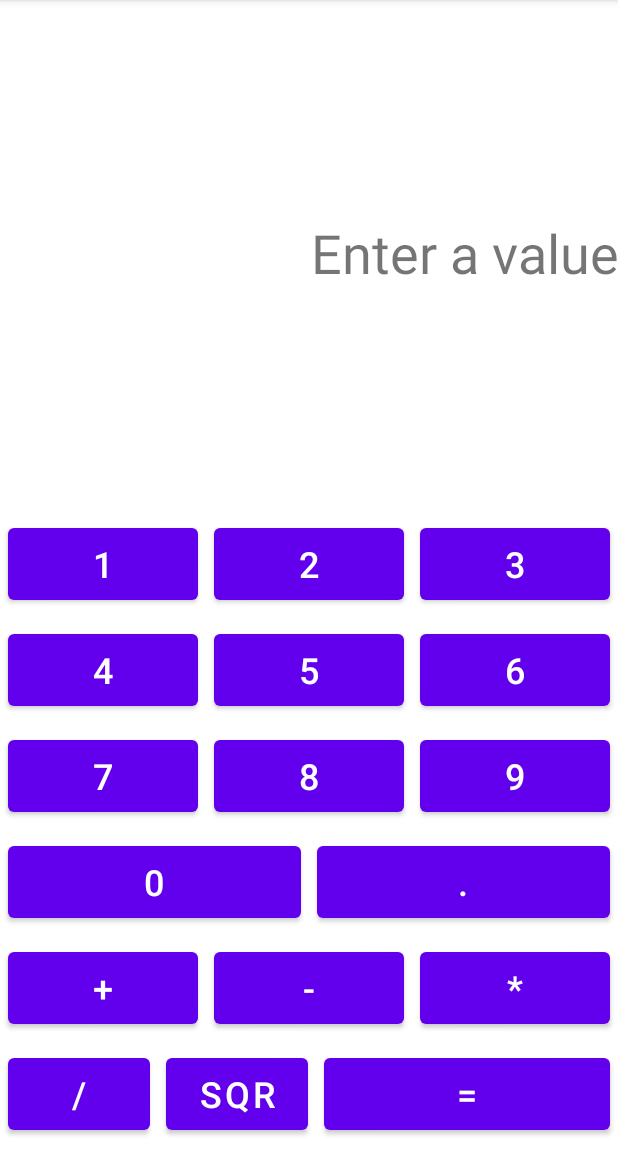
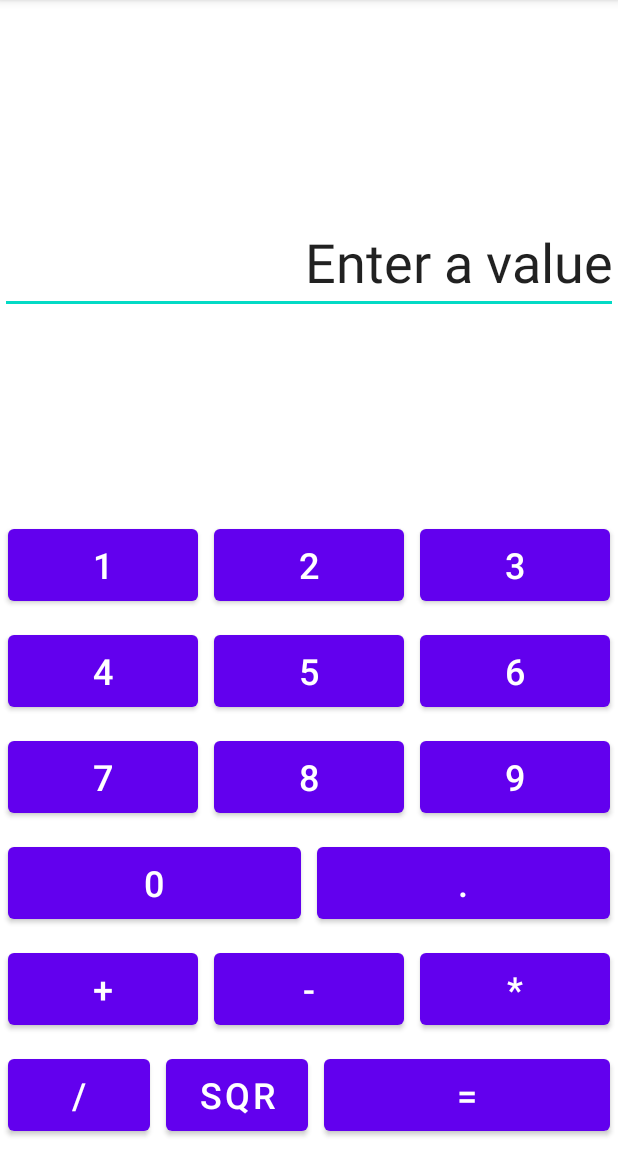
Before and after one commit to lzivan/AndroidCalculator, an Android app: the screen it shows after launch (MainActivity), on a phone screen of 412 x 824 dp, the part 84-1236 px from its top. Run offline under Robolectric (Android 15) with nearby library versions, the phone set to English and light mode, and no system bars.

Commit message:
added buttons' functionality

```diff
--- a/app/src/main/res/layout/activity_main.xml
+++ b/app/src/main/res/layout/activity_main.xml
@@ -6,7 +6,7 @@
     android:layout_height="match_parent"
     tools:context=".MainActivity">
 
-    <TextView
+    <EditText
         android:id="@+id/textView"
         android:layout_width="0dp"
         android:layout_height="wrap_content"
@@ -38,31 +38,34 @@
                 android:id="@+id/btnone"
                 android:layout_width="0dp"
                 android:layout_height="60dp"
+                android:layout_margin="5dp"
                 android:layout_weight="1"
-                android:layout_margin="5dp"
-                android:textSize="24sp"
+                android:onClick="oneBtn"
 
-                android:text="@string/one" />
+                android:text="@string/one"
+                android:textSize="24sp" />
 
             <Button
                 android:id="@+id/btntwo"
                 android:layout_width="0dp"
                 android:layout_height="60dp"
+                android:layout_margin="5dp"
                 android:layout_weight="1"
-                android:layout_margin="5dp"
-                android:textSize="24sp"
+                android:onClick="twoBtn"
 
-                android:text="@string/two" />
+                android:text="@string/two"
+                android:textSize="24sp" />
 
             <Button
                 android:id="@+id/btnthree"
                 android:layout_width="0dp"
                 android:layout_height="60dp"
+                android:layout_margin="5dp"
                 android:layout_weight="1"
-                android:layout_margin="5dp"
-                android:textSize="24sp"
+                android:onClick="threeBtn"
 
-                android:text="@string/three" />
+                android:text="@string/three"
+                android:textSize="24sp" />
         </TableRow>
 
         <TableRow
@@ -73,31 +76,34 @@
                 android:id="@+id/btnfour"
                 android:layout_width="0dp"
                 android:layout_height="60dp"
+                android:layout_margin="5dp"
                 android:layout_weight="1"
-                android:layout_margin="5dp"
-                android:textSize="24sp"
+                android:onClick="fourBtn"
 
-                android:text="@string/four" />
+                android:text="@string/four"
+                android:textSize="24sp" />
 
             <Button
                 android:id="@+id/btnfive"
                 android:layout_width="0dp"
                 android:layout_height="60dp"
+                android:layout_margin="5dp"
                 android:layout_weight="1"
-                android:layout_margin="5dp"
-                android:textSize="24sp"
+                android:onClick="fiveBtn"
 
-                android:text="@string/five" />
+                android:text="@string/five"
+                android:textSize="24sp" />
 
             <Button
                 android:id="@+id/btnsix"
                 android:layout_width="0dp"
                 android:layout_height="60dp"
+                android:layout_margin="5dp"
                 android:layout_weight="1"
-                android:layout_margin="5dp"
-                android:textSize="24sp"
+                android:onClick="sixBtn"
 
-                android:text="@string/six" />
+                android:text="@string/six"
+                android:textSize="24sp" />
         </TableRow>
 
         <TableRow
@@ -108,31 +114,34 @@
                 android:id="@+id/btnseven"
                 android:layout_width="0dp"
                 android:layout_height="60dp"
+                android:layout_margin="5dp"
                 android:layout_weight="1"
-                android:layout_margin="5dp"
-                android:textSize="24sp"
+                android:onClick="sevenBtn"
 
-                android:text="@string/seven" />
+                android:text="@string/seven"
+                android:textSize="24sp" />
 
             <Button
                 android:id="@+id/btneight"
                 android:layout_width="0dp"
                 android:layout_height="60dp"
+                android:layout_margin="5dp"
                 android:layout_weight="1"
-                android:layout_margin="5dp"
-                android:textSize="24sp"
+                android:onClick="eightBtn"
 
-                android:text="@string/eight" />
+                android:text="@string/eight"
+                android:textSize="24sp" />
 
             <Button
                 android:id="@+id/btnnine"
                 android:layout_width="0dp"
                 android:layout_height="60dp"
+                android:layout_margin="5dp"
                 android:layout_weight="1"
-                android:layout_margin="5dp"
-                android:textSize="24sp"
+                android:onClick="nineBtn"
 
-                android:text="@string/nine" />
+                android:text="@string/nine"
+                android:textSize="24sp" />
         </TableRow>
 
         <TableRow
@@ -143,21 +152,23 @@
                 android:id="@+id/btnzero"
                 android:layout_width="0dp"
                 android:layout_height="60dp"
+                android:layout_margin="5dp"
                 android:layout_weight="1"
-                android:layout_margin="5dp"
-                android:textSize="24sp"
+                android:onClick="zeroBtn"
 
-                android:text="@string/zero" />
+                android:text="@string/zero"
+                android:textSize="24sp" />
 
             <Button
                 android:id="@+id/btnPoint"
                 android:layout_width="0dp"
                 android:layout_height="60dp"
+                android:layout_margin="5dp"
                 android:layout_weight="1"
-                android:layout_margin="5dp"
-                android:textSize="24sp"
+                android:onClick="pointBtn"
 
-                android:text="@string/point" />
+                android:text="@string/point"
+                android:textSize="24sp" />
 
         </TableRow>
 
@@ -169,31 +180,34 @@
                 android:id="@+id/btnAdd"
                 android:layout_width="0dp"
                 android:layout_height="60dp"
+                android:layout_margin="5dp"
                 android:layout_weight="1"
-                android:layout_margin="5dp"
-                android:textSize="24sp"
+                android:onClick="plusBtn"
 
-                android:text="@string/add" />
+                android:text="@string/add"
+                android:textSize="24sp" />
 
             <Button
                 android:id="@+id/btnSub"
                 android:layout_width="0dp"
                 android:layout_height="60dp"
+                android:layout_margin="5dp"
                 android:layout_weight="1"
-                android:layout_margin="5dp"
-                android:textSize="24sp"
+                android:onClick="minusBtn"
 
-                android:text="@string/sub" />
+                android:text="@string/sub"
+                android:textSize="24sp" />
 
             <Button
                 android:id="@+id/btnTimes"
                 android:layout_width="0dp"
                 android:layout_height="60dp"
+                android:layout_margin="5dp"
                 android:layout_weight="1"
-                android:layout_margin="5dp"
-                android:textSize="24sp"
+                android:onClick="multiplyBtn"
 
-                android:text="@string/times" />
+                android:text="@string/times"
+                android:textSize="24sp" />
 
         </TableRow>
 
@@ -205,30 +219,33 @@
                 android:id="@+id/btnDiv"
                 android:layout_width="0dp"
                 android:layout_height="60dp"
+                android:layout_margin="5dp"
                 android:layout_weight="1"
-                android:layout_margin="5dp"
-                android:textSize="24sp"
+                android:onClick="divideBtn"
 
-                android:text="@string/div" />
+                android:text="@string/div"
+                android:textSize="24sp" />
 
             <Button
                 android:id="@+id/btnSqrt"
                 android:layout_width="0dp"
                 android:layout_height="60dp"
+                android:layout_margin="5dp"
                 android:layout_weight="1"
-                android:layout_margin="5dp"
-                android:textSize="24sp"
+                android:onClick="sqrtBtn"
 
-                android:text="@string/square" />
+                android:text="@string/square"
+                android:textSize="24sp" />
 
             <Button
                 android:id="@+id/btnEqual"
                 android:layout_width="0dp"
                 android:layout_height="60dp"
+                android:layout_margin="5dp"
                 android:layout_weight="2"
-                android:layout_margin="5dp"
-                android:textSize="24sp"
-                android:text="@string/equal" />
+                android:onClick="equalBtn"
+                android:text="@string/equal"
+                android:textSize="24sp" />
         </TableRow>
     </TableLayout>
 
```
Also changed, not shown: app/src/main/java/com/lzivan/calculator/MainActivity.java (+102 -0 lines).
